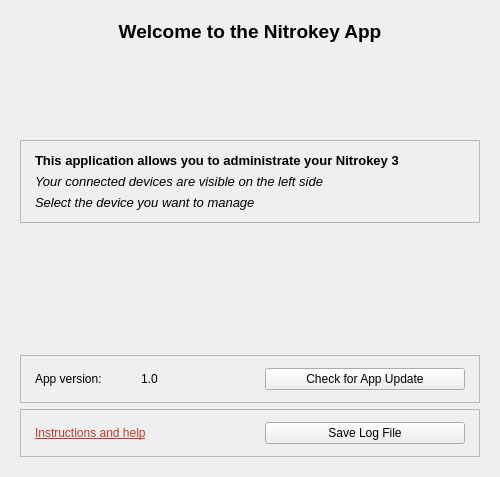
Before: the Qt Designer form nitrokeyapp/ui/welcome_tab.ui in Nitrokey/nitrokey-app2, drawn with Qt 5.
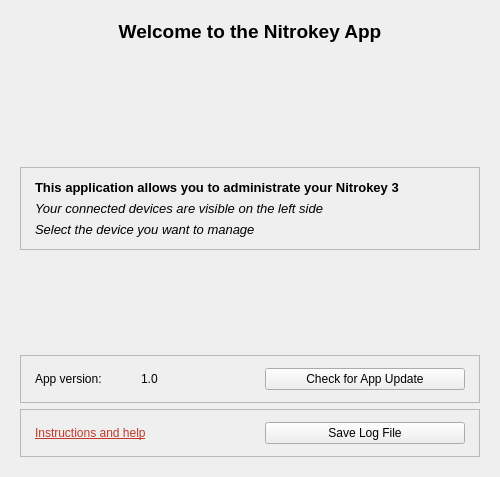
After: the same form once the commit is applied. Icons and pictures are not drawn.

Commit message: welcome message does not clip the title at small window heights

Diff of the .ui file:
```diff
--- a/nitrokeyapp/ui/welcome_tab.ui
+++ b/nitrokeyapp/ui/welcome_tab.ui
@@ -66,7 +66,7 @@
            <property name="minimumSize">
             <size>
              <width>0</width>
-             <height>19</height>
+             <height>50</height>
             </size>
            </property>
            <property name="baseSize">
```
